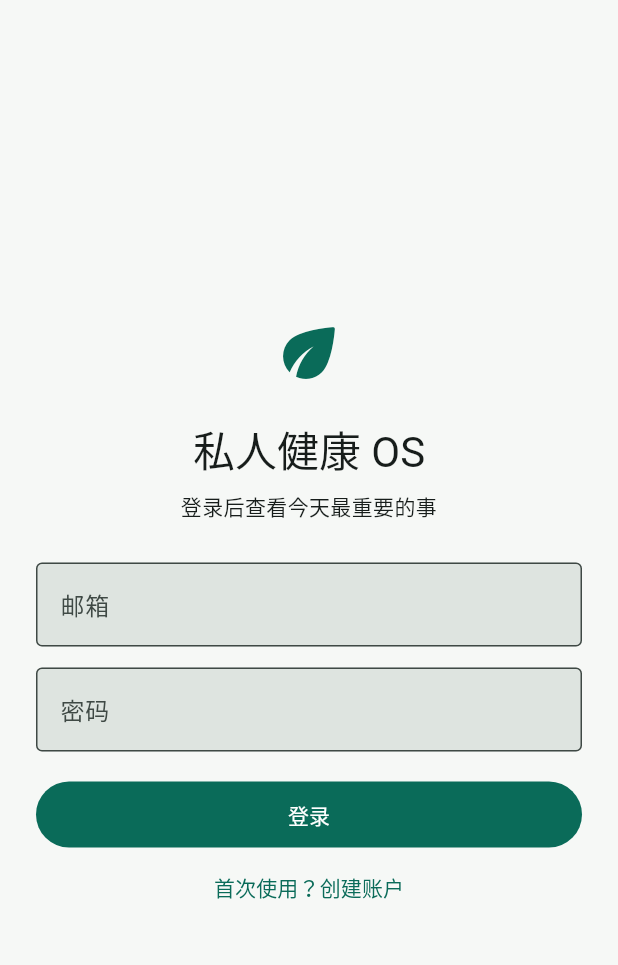
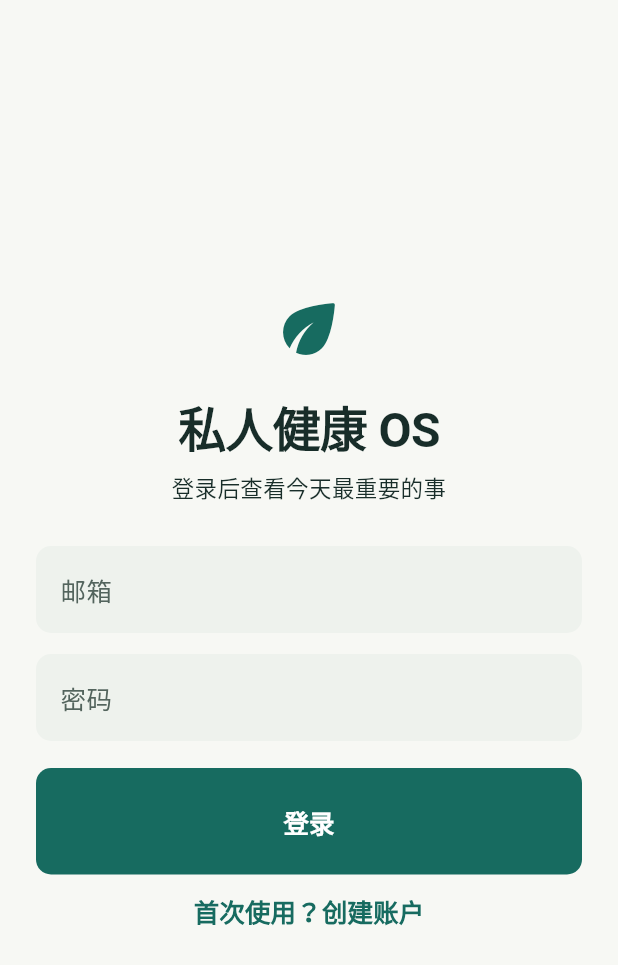
Before and after one commit to h12534/personal-health-ai, a Flutter app: the screen it shows after launch, on a phone screen of 412 x 824 dp. Shown: the top 965 px of the screen. Run offline on Flutter 3.47's test engine with Material 3 defaults, Android fonts, the phone set to English and light mode, and no system bars; our stand-ins replace connectivity_plus, dio, drift, flutter_image_compress, flutter_local_notifications, flutter_riverpod and 5 more; missing offline and left inert: health; accounts and stored records are empty.

Commit message:
design(system): establish health os visual language

```diff
--- a/mobile/lib/core/theme/app_theme.dart
+++ b/mobile/lib/core/theme/app_theme.dart
@@ -1,36 +1,99 @@
 import 'package:flutter/material.dart';
+
+import 'app_tokens.dart';
 
 class AppTheme {
   const AppTheme._();
 
-  static const _seed = Color(0xFF1B7563);
+  static ThemeData get light => _build(AppColors.light, Brightness.light);
+  static ThemeData get dark => _build(AppColors.dark, Brightness.dark);
 
-  static ThemeData get light {
-    final scheme = ColorScheme.fromSeed(
-      seedColor: _seed,
-      brightness: Brightness.light,
-      surface: const Color(0xFFF6F8F6),
+  static ThemeData _build(AppColors colors, Brightness brightness) {
+    final scheme =
+        ColorScheme.fromSeed(seedColor: colors.primary, brightness: brightness)
+            .copyWith(
+      primary: colors.primary,
+      onPrimary:
+          brightness == Brightness.dark ? colors.background : colors.surface,
+      secondary: colors.primary,
+      onSecondary:
+          brightness == Brightness.dark ? colors.background : colors.surface,
+      secondaryContainer: colors.softTint,
+      onSecondaryContainer: colors.primary,
+      surface: colors.background,
+      onSurface: colors.primaryText,
+      onSurfaceVariant: colors.secondaryText,
+      primaryContainer: colors.softTint,
+      onPrimaryContainer: colors.primaryText,
+      surfaceContainerLow: colors.surface,
+      surfaceContainerHighest: colors.elevatedSurface,
+      outlineVariant: colors.divider,
+      error: colors.danger,
+      onError:
+          brightness == Brightness.dark ? colors.background : colors.surface,
     );
-    return _fromScheme(scheme);
-  }
-
-  static ThemeData get dark {
-    final scheme = ColorScheme.fromSeed(
-      seedColor: _seed,
-      brightness: Brightness.dark,
-    );
-    return _fromScheme(scheme);
-  }
-
-  static ThemeData _fromScheme(ColorScheme scheme) {
+    final rounded = RoundedRectangleBorder(
+        borderRadius: BorderRadius.circular(AppRadius.large));
     return ThemeData(
       colorScheme: scheme,
       useMaterial3: true,
-      scaffoldBackgroundColor: scheme.surface,
-      inputDecorationTheme: const InputDecorationTheme(
-        border: OutlineInputBorder(),
+      extensions: [colors],
+      textTheme: AppTypography.textTheme,
+      scaffoldBackgroundColor: colors.background,
+      dividerColor: colors.divider,
+      cardTheme: CardThemeData(
+        elevation: AppElevation.flat,
+        color: colors.surface,
+        surfaceTintColor: Colors.transparent,
+        shape: rounded,
+        margin: EdgeInsets.zero,
+      ),
+      appBarTheme: AppBarTheme(
+          backgroundColor: colors.background,
+          foregroundColor: colors.primaryText,
+          elevation: 0,
+          scrolledUnderElevation: 0),
+      iconTheme: IconThemeData(
+          color: colors.secondaryText, size: AppIconSize.standard),
+      filledButtonTheme: FilledButtonThemeData(
+          style: FilledButton.styleFrom(
+        minimumSize:
+            const Size(AppComponentSize.minTouch, AppComponentSize.button),
+        shape: RoundedRectangleBorder(
+            borderRadius: BorderRadius.circular(AppRadius.medium)),
+        padding: const EdgeInsets.symmetric(
+            horizontal: AppSpacing.lg, vertical: AppSpacing.md),
+      )),
+      textButtonTheme: TextButtonThemeData(
+          style: TextButton.styleFrom(
+              minimumSize: const Size(
+                  AppComponentSize.minTouch, AppComponentSize.minTouch))),
+      iconButtonTheme: IconButtonThemeData(
+          style: IconButton.styleFrom(
+              minimumSize: const Size(
+                  AppComponentSize.minTouch, AppComponentSize.minTouch))),
+      chipTheme: ChipThemeData(
+          shape: RoundedRectangleBorder(
+              borderRadius: BorderRadius.circular(AppRadius.small)),
+          side: BorderSide.none,
+          selectedColor: colors.softTint),
+      inputDecorationTheme: InputDecorationTheme(
+        border: OutlineInputBorder(
+            borderRadius: BorderRadius.circular(AppRadius.medium),
+            borderSide: BorderSide.none),
+        enabledBorder: OutlineInputBorder(
+            borderRadius: BorderRadius.circular(AppRadius.medium),
+            borderSide: BorderSide.none),
+        focusedBorder: OutlineInputBorder(
+            borderRadius: BorderRadius.circular(AppRadius.medium),
+            borderSide: BorderSide(color: colors.primary)),
+        fillColor: colors.elevatedSurface,
         filled: true,
       ),
+      bottomSheetTheme: BottomSheetThemeData(
+          backgroundColor: colors.surface,
+          elevation: AppElevation.sheet,
+          showDragHandle: true),
     );
   }
 }
--- /dev/null
+++ b/mobile/lib/core/theme/app_tokens.dart
@@ -0,0 +1,179 @@
+import 'package:flutter/material.dart';
+
+/// Semantic appearances. Only this file owns primitive palette values.
+@immutable
+class AppColors extends ThemeExtension<AppColors> {
+  const AppColors({
+    required this.primary,
+    required this.accent,
+    required this.positive,
+    required this.attention,
+    required this.warning,
+    required this.danger,
+    required this.background,
+    required this.surface,
+    required this.elevatedSurface,
+    required this.primaryText,
+    required this.secondaryText,
+    required this.tertiaryText,
+    required this.divider,
+    required this.softTint,
+  });
+
+  final Color primary, accent, positive, attention, warning, danger;
+  final Color background, surface, elevatedSurface;
+  final Color primaryText, secondaryText, tertiaryText, divider, softTint;
+
+  static const light = AppColors(
+    primary: Color(0xFF176B60),
+    accent: Color(0xFF997445),
+    positive: Color(0xFF286C50),
+    attention: Color(0xFF896022),
+    warning: Color(0xFF925518),
+    danger: Color(0xFFAB3E41),
+    background: Color(0xFFF7F8F4),
+    surface: Color(0xFFFFFFFF),
+    elevatedSurface: Color(0xFFEEF2ED),
+    primaryText: Color(0xFF182D29),
+    secondaryText: Color(0xFF53645D),
+    tertiaryText: Color(0xFF606E67),
+    divider: Color(0xFFDCE3DC),
+    softTint: Color(0xFFE6F1EB),
+  );
+
+  static const dark = AppColors(
+    primary: Color(0xFF8DD2BC),
+    accent: Color(0xFFD2B58D),
+    positive: Color(0xFF9BCBB0),
+    attention: Color(0xFFE2BC7A),
+    warning: Color(0xFFEBB389),
+    danger: Color(0xFFF1A4A7),
+    background: Color(0xFF111D1A),
+    surface: Color(0xFF1A2924),
+    elevatedSurface: Color(0xFF24372F),
+    primaryText: Color(0xFFEAF1E9),
+    secondaryText: Color(0xFFB6C5BB),
+    tertiaryText: Color(0xFFA0B2A7),
+    divider: Color(0xFF384C41),
+    softTint: Color(0xFF223D32),
+  );
+
+  static AppColors of(BuildContext context) =>
+      Theme.of(context).extension<AppColors>() ??
+      (Theme.of(context).brightness == Brightness.dark ? dark : light);
+
+  @override
+  AppColors copyWith({Color? primary, Color? surface}) => AppColors(
+        primary: primary ?? this.primary,
+        accent: accent,
+        positive: positive,
+        attention: attention,
+        warning: warning,
+        danger: danger,
+        background: background,
+        surface: surface ?? this.surface,
+        elevatedSurface: elevatedSurface,
+        primaryText: primaryText,
+        secondaryText: secondaryText,
+        tertiaryText: tertiaryText,
+        divider: divider,
+        softTint: softTint,
+      );
+
+  @override
+  AppColors lerp(covariant AppColors? other, double t) {
+    if (other == null) return this;
+    Color mix(Color a, Color b) => Color.lerp(a, b, t)!;
+    return AppColors(
+      primary: mix(primary, other.primary),
+      accent: mix(accent, other.accent),
+      positive: mix(positive, other.positive),
+      attention: mix(attention, other.attention),
+      warning: mix(warning, other.warning),
+      danger: mix(danger, other.danger),
+      background: mix(background, other.background),
+      surface: mix(surface, other.surface),
+      elevatedSurface: mix(elevatedSurface, other.elevatedSurface),
+      primaryText: mix(primaryText, other.primaryText),
+      secondaryText: mix(secondaryText, other.secondaryText),
+      tertiaryText: mix(tertiaryText, other.tertiaryText),
+      divider: mix(divider, other.divider),
+      softTint: mix(softTint, other.softTint),
+    );
+  }
+}
+
+abstract final class AppTypography {
+  static const pageTitle = TextStyle(
+      fontSize: 32,
+      fontWeight: FontWeight.w600,
+      height: 1.2,
+      letterSpacing: -.5);
+  static const heroMetric = TextStyle(
+      fontSize: 48,
+      fontWeight: FontWeight.w500,
+      height: 1.1,
+      letterSpacing: -1.2,
+      fontFeatures: [FontFeature.tabularFigures()]);
+  static const sectionTitle =
+      TextStyle(fontSize: 21, fontWeight: FontWeight.w600, height: 1.3);
+  static const cardTitle =
+      TextStyle(fontSize: 17, fontWeight: FontWeight.w600, height: 1.35);
+  static const body =
+      TextStyle(fontSize: 17, fontWeight: FontWeight.w400, height: 1.5);
+  static const secondary =
+      TextStyle(fontSize: 15, fontWeight: FontWeight.w400, height: 1.45);
+  static const caption =
+      TextStyle(fontSize: 13, fontWeight: FontWeight.w400, height: 1.4);
+  static const metricLabel =
+      TextStyle(fontSize: 15, fontWeight: FontWeight.w500, height: 1.4);
+  static const metric = TextStyle(
+      fontSize: 26,
+      fontWeight: FontWeight.w500,
+      height: 1.2,
+      fontFeatures: [FontFeature.tabularFigures()]);
+
+  static TextTheme get textTheme => const TextTheme(
+        displayLarge: heroMetric,
+        headlineMedium: pageTitle,
+        headlineSmall: sectionTitle,
+        titleLarge: sectionTitle,
+        titleMedium: cardTitle,
+        bodyLarge: body,
+        bodyMedium: secondary,
+        bodySmall: caption,
+        labelLarge: cardTitle,
+        labelMedium: metricLabel,
+        labelSmall: caption,
+      );
+}
+
+abstract final class AppSpacing {
+  static const xs = 4.0, sm = 8.0, md = 12.0, lg = 16.0;
+  static const page = 20.0, section = 24.0, xl = 32.0, xxl = 40.0, wide = 48.0;
+  static const pageInsets = EdgeInsets.fromLTRB(page, lg, page, xl);
+}
+
+abstract final class AppRadius {
+  static const small = 6.0, medium = 10.0, large = 12.0, hero = 16.0;
+}
+
+abstract final class AppElevation {
+  static const flat = 0.0, sheet = 0.0;
+}
+
+abstract final class AppMotion {
+  static const feedback = Duration(milliseconds: 120);
+  static const transition = Duration(milliseconds: 220);
+  static const curve = Curves.easeOutCubic;
+  static Duration duration(BuildContext context) =>
+      MediaQuery.disableAnimationsOf(context) ? Duration.zero : transition;
+}
+
+abstract final class AppIconSize {
+  static const small = 18.0, standard = 22.0, navigation = 24.0;
+}
+
+abstract final class AppComponentSize {
+  static const minTouch = 44.0, button = 48.0, tabBar = 64.0, chart = 132.0;
+}
```
